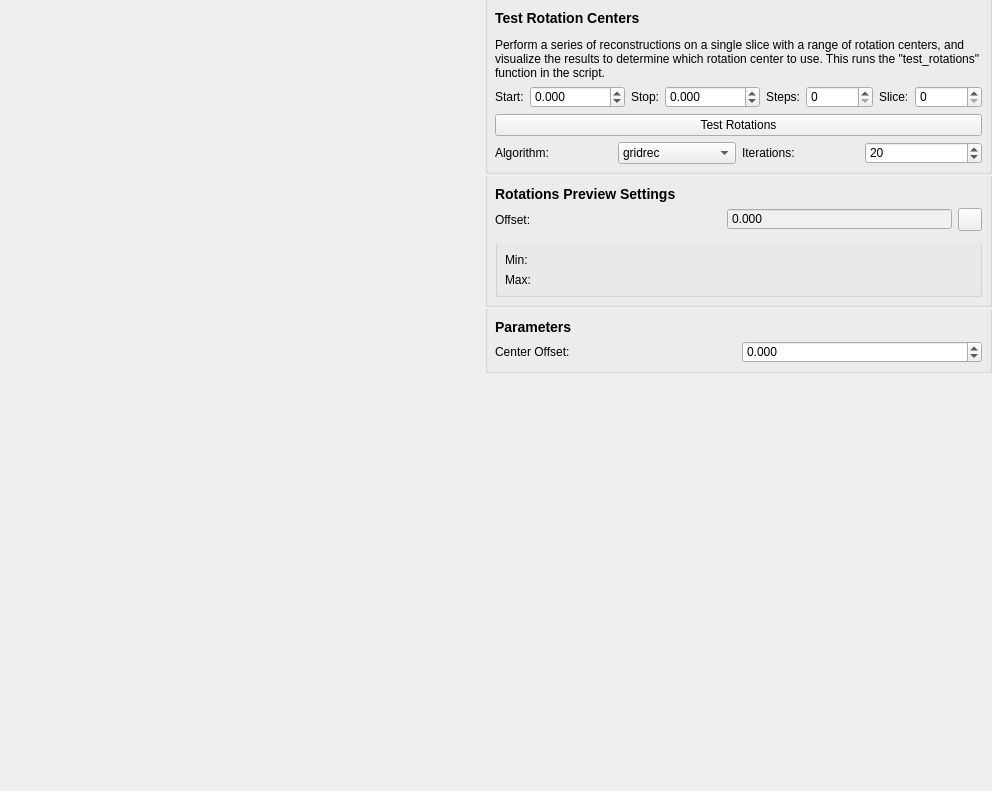
Qt form tomviz/ShiftRotationCenterWidget.ui (OpenChemistry/tomviz) before a commit.
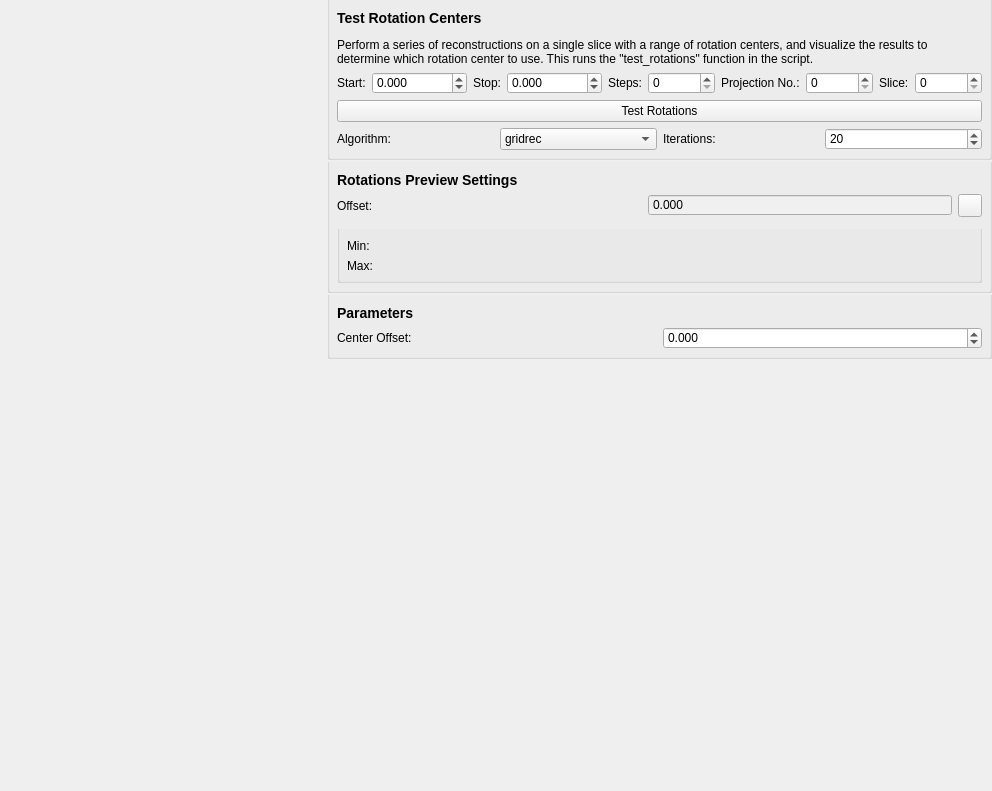
The same form after that commit. Icons and pictures are not drawn. Custom widgets are drawn as their Qt base class.

```diff
--- a/tomviz/ShiftRotationCenterWidget.ui
+++ b/tomviz/ShiftRotationCenterWidget.ui
@@ -181,6 +181,26 @@
               </property>
              </widget>
             </item>
+            <item>
+             <widget class="QLabel" name="projectionNoLabel">
+              <property name="text">
+               <string>Projection No.:</string>
+              </property>
+              <property name="buddy">
+               <cstring>projectionNo</cstring>
+              </property>
+             </widget>
+            </item>
+            <item>
+             <widget class="QSpinBox" name="projectionNo">
+              <property name="keyboardTracking">
+               <bool>false</bool>
+              </property>
+              <property name="maximum">
+               <number>100000</number>
+              </property>
+             </widget>
+            </item>
             <item>
              <widget class="QLabel" name="sliceLabel">
               <property name="text">
```
Left out of the diff: 1 changed line with no effect on the pictures.
